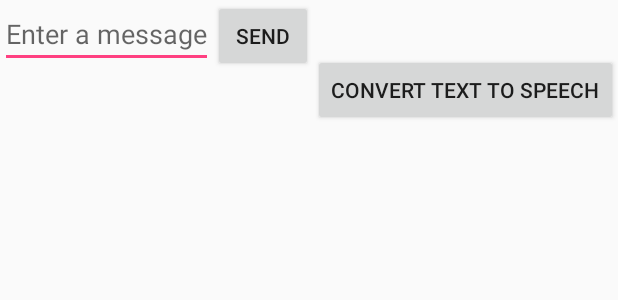
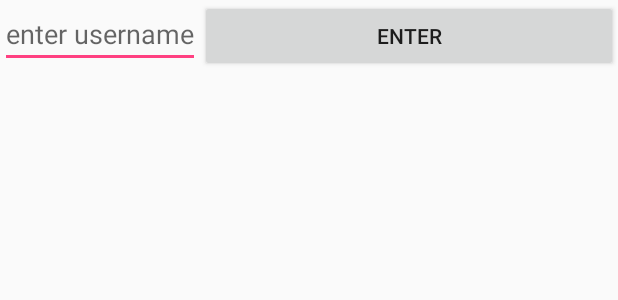
Before and after one commit to alonbar/Tap2know, an Android app: the layout content_my.xml on its own in the app's theme, with its tools: preview values and no code run, on a phone screen of 412 x 824 dp. Shown: the top 300 px of the screen. Run offline under Robolectric (Android 15) with nearby library versions, the phone set to English and light mode, and no system bars.

Commit message:
added feature to add user

```diff
--- a/app/src/main/java/com/mycompany/myfirstapp/FetchSpreadSheet.java
+++ b/app/src/main/java/com/mycompany/myfirstapp/FetchSpreadSheet.java
@@ -30,7 +30,7 @@ import java.util.*;
 
 public class FetchSpreadSheet extends AsyncTask<Context, Void, Long> {
     public SpreadsheetEntry currentSchedule ;
-    public static String userName = "alon";
+    public static String userName;
     static final String serviceAccountID = "alon-140@timeme-1164.iam.gserviceaccount.com";
     static String taskToReturn = "";
     protected Long doInBackground(Context... contexts) {
@@ -85,6 +85,7 @@ public class FetchSpreadSheet extends AsyncTask<Context, Void, Long> {
                 }
             }
             if (userSchedule == null) {
+                taskToReturn="אין שם משתמש כזה בטבלאת המשימות";
                 return 0L;
             }
 
@@ -114,6 +115,9 @@ public class FetchSpreadSheet extends AsyncTask<Context, Void, Long> {
                 break;
             }
             Log.i("task to return: ", taskToReturn);
+            if (taskToReturn.equals("")) {
+                taskToReturn = "אין מטלות בקרוב";
+            }
 
         } catch (Exception e)
         {
--- a/app/src/main/res/layout/content_my.xml
+++ b/app/src/main/res/layout/content_my.xml
@@ -19,14 +19,14 @@
         android:layout_height="wrap_content"
         android:text="@string/button_send"
         android:onClick="sendMessage"/>
-    <Button
-        android:layout_width="wrap_content"
-        android:layout_height="wrap_content"
-        android:text="@string/text_to_speech"
-        android:id="@+id/text_to_speech"
-        android:layout_below="@+id/speech_input"
-        android:layout_centerHorizontal="true"
-        android:layout_marginTop="36dp" />
+    <!--<Button-->
+        <!--android:layout_width="wrap_content"-->
+        <!--android:layout_height="wrap_content"-->
+        <!--android:text="@string/text_to_speech"-->
+        <!--android:id="@+id/text_to_speech"-->
+        <!--android:layout_below="@+id/speech_input"-->
+        <!--android:layout_centerHorizontal="true"-->
+        <!--android:layout_marginTop="36dp" />-->
     <!--<Button-->
         <!--android:layout_weight="1"-->
         <!--android:layout_width="0dp"-->
--- a/app/src/main/res/values/strings.xml
+++ b/app/src/main/res/values/strings.xml
@@ -1,14 +1,14 @@
 <?xml version="1.0" encoding="utf-8"?>
 <resources>
     <string name="app_name">My First App</string>
-    <string name="edit_message">Enter a message</string>
-    <string name="button_send">Send</string>
+    <string name="edit_message">enter username</string>
+    <string name="button_send">enter</string>
     <string name="action_settings">Settings</string>
     <string name="title_activity_main">MainActivity</string>
     <string name="title_activity_display_message">My Message</string>
     <string name="is_user_exist">Check User</string>
     <!-- TODO: Remove or change this placeholder text -->
     <string name="hello_blank_fragment">Hello blank fragment</string>
-    <string name="text_to_speech">Convert Text to Speech</string>
+    <!--<string name="text_to_speech">Convert Text to Speech</string>-->
 
 </resources>
```
Also changed, not shown: app/src/main/java/com/mycompany/myfirstapp/MyActivity.java (+61 -33 lines).
